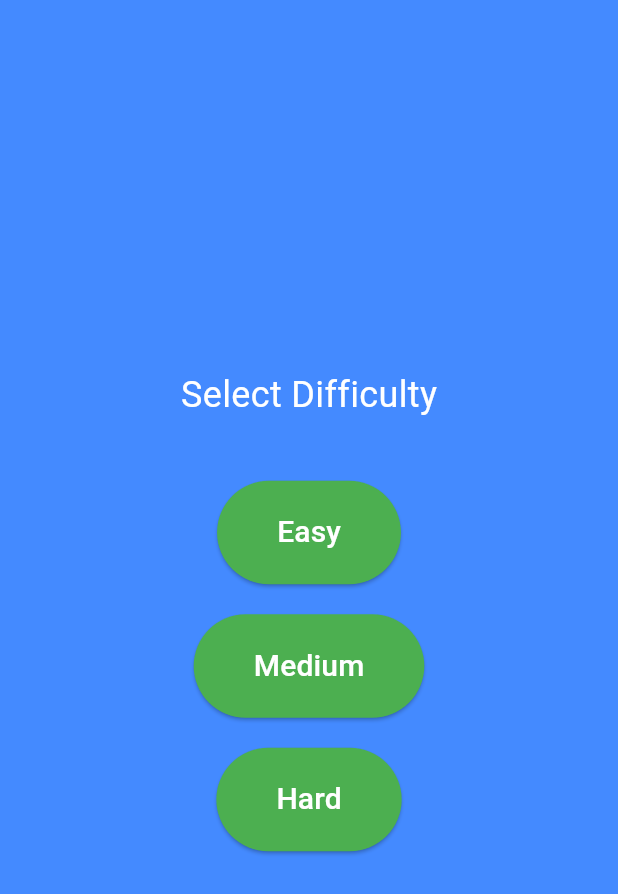
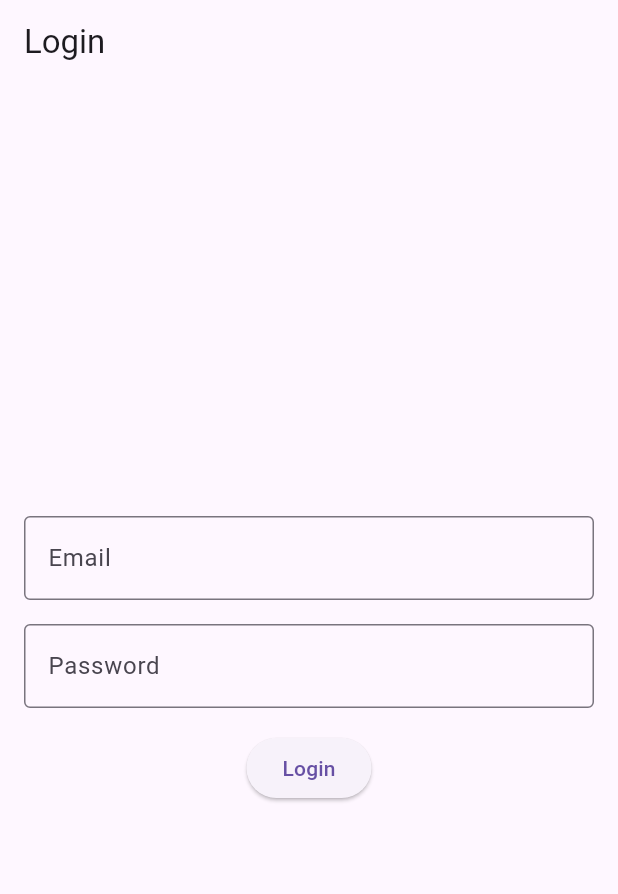
Before and after one commit to tf-charrison/chris_mobile_game, a Flutter app: the screen it shows after launch, on a phone screen of 412 x 824 dp. Shown: the top 894 px of the screen. Run offline on Flutter 3.47's test engine with Material 3 defaults, Android fonts, the phone set to English and light mode, and no system bars.

Commit message:
Added login page to allow users to enter email and password

```diff
--- /dev/null
+++ b/lib/login_page.dart
@@ -0,0 +1,97 @@
+import 'package:flutter/material.dart';
+import 'login_service.dart'; // This is where your login logic resides
+
+class LoginPage extends StatefulWidget {
+  @override
+  _LoginPageState createState() => _LoginPageState();
+}
+
+class _LoginPageState extends State<LoginPage> {
+  final TextEditingController emailController = TextEditingController();
+  final TextEditingController passwordController = TextEditingController();
+  bool isLoading = false;
+
+  // Handle login action
+  Future<void> _login() async {
+    setState(() {
+      isLoading = true; // Show loading indicator
+    });
+
+    String email = emailController.text;
+    String password = passwordController.text;
+
+    // Call the login method from your service
+    bool success = await loginUser(email, password);
+
+    setState(() {
+      isLoading = false; // Hide loading indicator
+    });
+
+    if (success) {
+      // Redirect to StartScreen after successful login
+      Navigator.pushReplacementNamed(context, '/start');
+    } else {
+      // Show error if login fails
+      _showErrorDialog('Invalid credentials');
+    }
+  }
+
+  // Show an error dialog if login fails
+  void _showErrorDialog(String message) {
+    showDialog(
+      context: context,
+      builder: (BuildContext context) {
+        return AlertDialog(
+          title: Text('Error'),
+          content: Text(message),
+          actions: <Widget>[
+            TextButton(
+              child: Text('OK'),
+              onPressed: () {
+                Navigator.of(context).pop();
+              },
+            ),
+          ],
+        );
+      },
+    );
+  }
+
+  @override
+  Widget build(BuildContext context) {
+    return Scaffold(
+      appBar: AppBar(title: Text('Login')),
+      body: Padding(
+        padding: const EdgeInsets.all(16.0),
+        child: Column(
+          mainAxisAlignment: MainAxisAlignment.center,
+          children: [
+            TextField(
+              controller: emailController,
+              decoration: InputDecoration(
+                labelText: 'Email',
+                border: OutlineInputBorder(),
+              ),
+            ),
+            SizedBox(height: 16),
+            TextField(
+              controller: passwordController,
+              obscureText: true,
+              decoration: InputDecoration(
+                labelText: 'Password',
+                border: OutlineInputBorder(),
+              ),
+            ),
+            SizedBox(height: 16),
+            isLoading
+                ? CircularProgressIndicator()
+                : ElevatedButton(
+              onPressed: _login,
+              child: Text('Login'),
+            ),
+          ],
+        ),
+      ),
+    );
+  }
+}
--- a/lib/main.dart
+++ b/lib/main.dart
@@ -1,5 +1,6 @@
 import 'package:flutter/material.dart';
 import 'start_screen.dart'; // Import StartScreen
+import 'login_page.dart';  // Import LoginPage
 
 void main() {
   runApp(MyGameApp());
@@ -10,7 +11,10 @@
   Widget build(BuildContext context) {
     return MaterialApp(
       debugShowCheckedModeBanner: false,
-      home: StartScreen(), // StartScreen is now the first screen
+      home: LoginPage(), // You can change this to StartScreen() later if needed
+      routes: {
+        '/start': (context) => StartScreen(),  // Add the StartScreen as another route
+      },
     );
   }
 }
```
